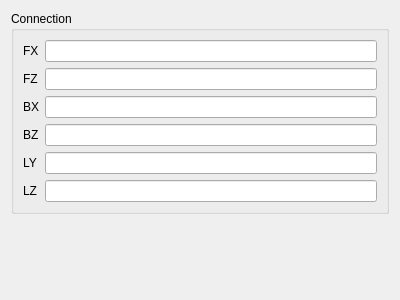
Old version of the form source/wnd/ui/megatronpref.ui in the repository ww4u/megarobostudio.
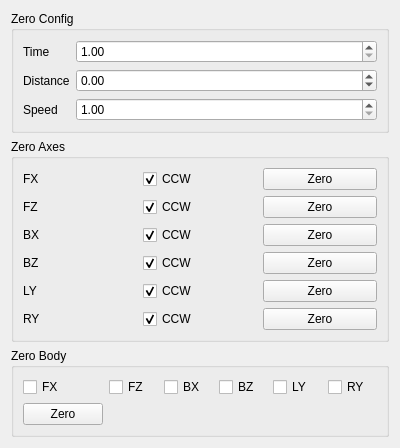
New version of the form.

The edit to the form file:
```diff
--- a/source/wnd/ui/megatronpref.ui
+++ b/source/wnd/ui/megatronpref.ui
@@ -7,19 +7,76 @@
     <x>0</x>
     <y>0</y>
     <width>400</width>
-    <height>300</height>
+    <height>433</height>
    </rect>
   </property>
   <property name="windowTitle">
    <string>Form</string>
   </property>
   <layout class="QVBoxLayout" name="verticalLayout">
+   <item>
+    <widget class="QGroupBox" name="groupBox_7">
+     <property name="title">
+      <string>Zero Config</string>
+     </property>
+     <layout class="QFormLayout" name="formLayout_2">
+      <item row="1" column="0">
+       <widget class="QLabel" name="label_7">
+        <property name="text">
+         <string>Time</string>
+        </property>
+       </widget>
+      </item>
+      <item row="1" column="1">
+       <widget class="QDoubleSpinBox" name="spinZeroTime">
+        <property name="minimum">
+         <double>1.000000000000000</double>
+        </property>
+       </widget>
+      </item>
+      <item row="2" column="0">
+       <widget class="QLabel" name="label_9">
+        <property name="text">
+         <string>Distance</string>
+        </property>
+       </widget>
+      </item>
+      <item row="2" column="1">
+       <widget class="QDoubleSpinBox" name="spinZeroAngle">
+        <property name="minimum">
+         <double>-360.000000000000000</double>
+        </property>
+        <property name="maximum">
+         <double>360.000000000000000</double>
+        </property>
+       </widget>
+      </item>
+      <item row="3" column="0">
+       <widget class="QLabel" name="label_8">
+        <property name="text">
+         <string>Speed</string>
+        </property>
+       </widget>
+      </item>
+      <item row="3" column="1">
+       <widget class="QDoubleSpinBox" name="spinZeroSpeed">
+        <property name="minimum">
+         <double>1.000000000000000</double>
+        </property>
+        <property name="maximum">
+         <double>10.000000000000000</double>
+        </property>
+       </widget>
+      </item>
+     </layout>
+    </widget>
+   </item>
    <item>
     <widget class="QGroupBox" name="groupBox">
      <property name="title">
-      <string>Connection</string>
+      <string>Zero Axes</string>
      </property>
-     <layout class="QFormLayout" name="formLayout">
+     <layout class="QGridLayout" name="gridLayout">
       <item row="0" column="0">
        <widget class="QLabel" name="label">
         <property name="text">
@@ -27,42 +84,23 @@
         </property>
        </widget>
       </item>
-      <item row="0" column="1">
-       <widget class="QLineEdit" name="lineEdit"/>
-      </item>
       <item row="1" column="1">
-       <widget class="QLineEdit" name="lineEdit_2"/>
-      </item>
-      <item row="2" column="1">
-       <widget class="QLineEdit" name="lineEdit_3"/>
+       <widget class="QCheckBox" name="chkFzCcw">
+        <property name="text">
+         <string>CCW</string>
+        </property>
+        <property name="checked">
+         <bool>true</bool>
+        </property>
+       </widget>
       </item>
       <item row="3" column="1">
-       <widget class="QLineEdit" name="lineEdit_4"/>
-      </item>
-      <item row="4" column="1">
-       <widget class="QLineEdit" name="lineEdit_5"/>
-      </item>
-      <item row="5" column="1">
-       <widget class="QLineEdit" name="lineEdit_6"/>
-      </item>
-      <item row="1" column="0">
-       <widget class="QLabel" name="label_2">
+       <widget class="QCheckBox" name="chkBzCcw">
         <property name="text">
-         <string>FZ</string>
+         <string>CCW</string>
         </property>
-       </widget>
-      </item>
-      <item row="2" column="0">
-       <widget class="QLabel" name="label_3">
-        <property name="text">
-         <string>BX</string>
-        </property>
-       </widget>
-      </item>
-      <item row="3" column="0">
-       <widget class="QLabel" name="label_4">
-        <property name="text">
-         <string>BZ</string>
+        <property name="checked">
+         <bool>true</bool>
         </property>
        </widget>
       </item>
@@ -73,18 +111,179 @@
         </property>
        </widget>
       </item>
+      <item row="2" column="1">
+       <widget class="QCheckBox" name="chkBxCcw">
+        <property name="text">
+         <string>CCW</string>
+        </property>
+        <property name="checked">
+         <bool>true</bool>
+        </property>
+       </widget>
+      </item>
+      <item row="3" column="0">
+       <widget class="QLabel" name="label_4">
+        <property name="text">
+         <string>BZ</string>
+        </property>
+       </widget>
+      </item>
+      <item row="0" column="1">
+       <widget class="QCheckBox" name="chkFxCcw">
+        <property name="text">
+         <string>CCW</string>
+        </property>
+        <property name="checked">
+         <bool>true</bool>
+        </property>
+       </widget>
+      </item>
+      <item row="1" column="0">
+       <widget class="QLabel" name="label_2">
+        <property name="text">
+         <string>FZ</string>
+        </property>
+       </widget>
+      </item>
+      <item row="2" column="0">
+       <widget class="QLabel" name="label_3">
+        <property name="text">
+         <string>BX</string>
+        </property>
+       </widget>
+      </item>
+      <item row="4" column="1">
+       <widget class="QCheckBox" name="chkLyCcw">
+        <property name="text">
+         <string>CCW</string>
+        </property>
+        <property name="checked">
+         <bool>true</bool>
+        </property>
+       </widget>
+      </item>
       <item row="5" column="0">
        <widget class="QLabel" name="label_6">
         <property name="text">
-         <string>LZ</string>
+         <string>RY</string>
         </property>
        </widget>
       </item>
+      <item row="5" column="1">
+       <widget class="QCheckBox" name="chkRyCcw">
+        <property name="text">
+         <string>CCW</string>
+        </property>
+        <property name="checked">
+         <bool>true</bool>
+        </property>
+       </widget>
+      </item>
+      <item row="0" column="2">
+       <widget class="QPushButton" name="btnZeroFx">
+        <property name="text">
+         <string>Zero</string>
+        </property>
+       </widget>
+      </item>
+      <item row="1" column="2">
+       <widget class="QPushButton" name="btnZeroFz">
+        <property name="text">
+         <string>Zero</string>
+        </property>
+       </widget>
+      </item>
+      <item row="2" column="2">
+       <widget class="QPushButton" name="btnZeroBx">
+        <property name="text">
+         <string>Zero</string>
+        </property>
+       </widget>
+      </item>
+      <item row="3" column="2">
+       <widget class="QPushButton" name="btnZeroBz">
+        <property name="text">
+         <string>Zero</string>
+        </property>
+       </widget>
+      </item>
+      <item row="4" column="2">
+       <widget class="QPushButton" name="btnZeroLy">
+        <property name="text">
+         <string>Zero</string>
+        </property>
+       </widget>
+      </item>
+      <item row="5" column="2">
+       <widget class="QPushButton" name="btnZeroRy">
+        <property name="text">
+         <string>Zero</string>
+        </property>
+       </widget>
+      </item>
      </layout>
     </widget>
    </item>
    <item>
-    <spacer name="verticalSpacer">
+    <widget class="QGroupBox" name="groupBox_2">
+     <property name="title">
+      <string>Zero Body</string>
+     </property>
+     <layout class="QGridLayout" name="gridLayout_2">
+      <item row="0" column="5">
+       <widget class="QCheckBox" name="chkRyBody">
+        <property name="text">
+         <string>RY</string>
+        </property>
+       </widget>
+      </item>
+      <item row="0" column="0">
+       <widget class="QCheckBox" name="chkFxBody">
+        <property name="text">
+         <string>FX</string>
+        </property>
+       </widget>
+      </item>
+      <item row="0" column="3">
+       <widget class="QCheckBox" name="chkBzBody">
+        <property name="text">
+         <string>BZ</string>
+        </property>
+       </widget>
+      </item>
+      <item row="0" column="4">
+       <widget class="QCheckBox" name="chkLyBody">
+        <property name="text">
+         <string>LY</string>
+        </property>
+       </widget>
+      </item>
+      <item row="0" column="2">
+       <widget class="QCheckBox" name="chkBxBody">
+        <property name="text">
+         <string>BX</string>
+        </property>
+       </widget>
+      </item>
+      <item row="0" column="1">
+       <widget class="QCheckBox" name="chkFzBody">
+        <property name="text">
+         <string>FZ</string>
+        </property>
+       </widget>
+      </item>
+      <item row="1" column="0">
+       <widget class="QPushButton" name="btnZeroBody">
+        <property name="text">
+         <string>Zero</string>
+        </property>
+       </widget>
+      </item>
+     </layout>
+    </widget>
+   </item>
+   <item>
+    <spacer name="verticalSpacer_2">
      <property name="orientation">
       <enum>Qt::Vertical</enum>
      </property>
```
